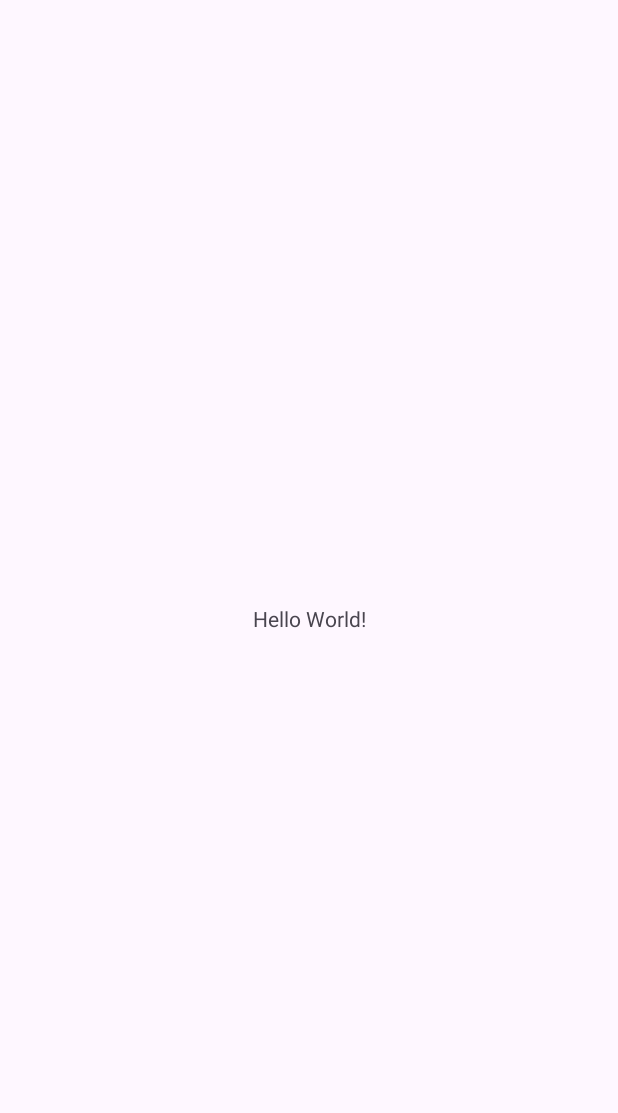
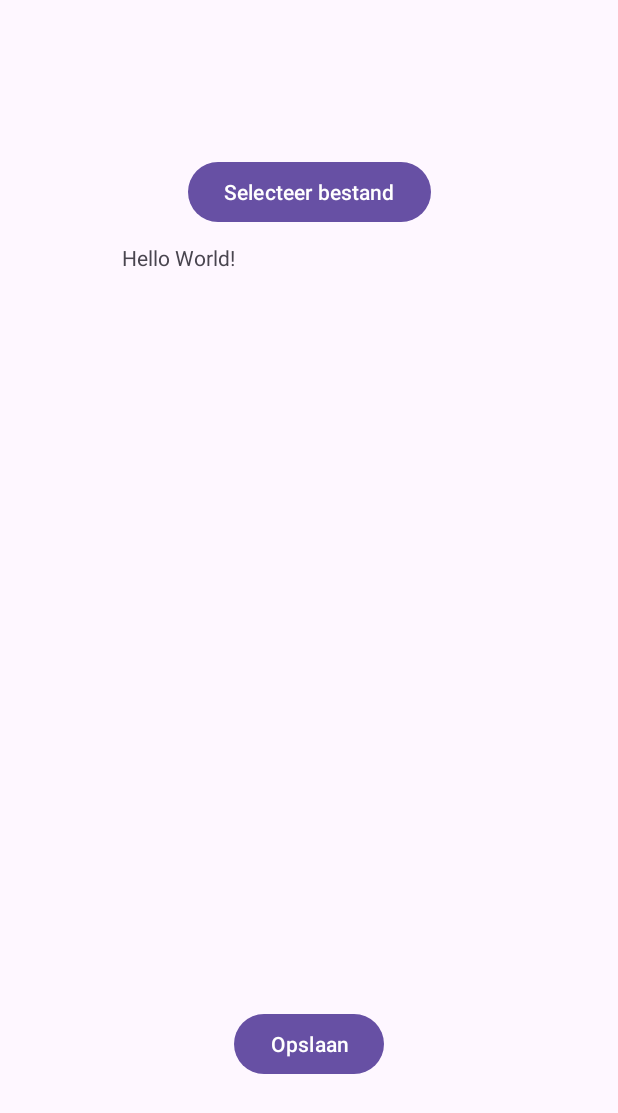
Before and after one commit to Treinchauffeur/RoosterBuilder, an Android app: the screen it shows after launch (MainActivity), on a phone screen of 412 x 824 dp. Before the commit the part shown is almost empty. Shown: the top 1113 px of the screen. Run offline under Robolectric (Android 15) with nearby library versions, the phone set to English and light mode, and no system bars.

Commit message:
We're now able to read a provided file and filter some of the formatting lines. Next up: processing the data; most likely assigning it into objects.

```diff
--- a/app/src/main/java/org/treinchauffeur/roosterbuilder/MainActivity.java
+++ b/app/src/main/java/org/treinchauffeur/roosterbuilder/MainActivity.java
@@ -2,13 +2,66 @@ package org.treinchauffeur.roosterbuilder;
 
 import androidx.appcompat.app.AppCompatActivity;
 
+import android.content.Intent;
+import android.net.Uri;
 import android.os.Bundle;
+import android.widget.Button;
+import android.widget.TextView;
+
+import org.treinchauffeur.roosterbuilder.io.FileReader;
+import org.treinchauffeur.roosterbuilder.misc.Logger;
+
+import java.util.Objects;
 
 public class MainActivity extends AppCompatActivity {
+
+    public static final int PICK_FILE_REQUEST = 1312;
+    private static final String TAG = "MainActivity";
+
+    public Button selectButton, saveButton;
+    public TextView dataTextView;
+
+    FileReader fileReader;
 
     @Override
     protected void onCreate(Bundle savedInstanceState) {
         super.onCreate(savedInstanceState);
         setContentView(R.layout.activity_main);
+        fileReader = new FileReader(this, MainActivity.this);
+
+        selectButton = findViewById(R.id.buttonSelectFile);
+        dataTextView = findViewById(R.id.textDataView);
+        selectButton.setOnClickListener(view -> {
+            Intent intent = new Intent(Intent.ACTION_OPEN_DOCUMENT);
+            intent.addCategory(Intent.CATEGORY_OPENABLE);
+            intent.setType("text/*");
+            startActivityForResult(intent, PICK_FILE_REQUEST);
+        });
+
+        Intent intent = getIntent();
+        if (Objects.equals(intent.getAction(), Intent.ACTION_VIEW)) {
+            Uri fileUri = intent.getData();
+            Logger.debug(TAG, "File retrieved, loading.. " + intent);
+            fileReader.startReading(fileUri);
+        }
+
+    }
+
+    /**
+     * Handling the incoming file after the user selected it.
+     *
+     * @param requestCode the code used to recognise the request
+     * @param resultCode  success or not
+     * @param intent      received intent
+     */
+    @Override
+    protected void onActivityResult(int requestCode, int resultCode, Intent intent) {
+        super.onActivityResult(requestCode, resultCode, intent);
+
+        if (requestCode == PICK_FILE_REQUEST && resultCode == RESULT_OK && intent != null) {
+            Logger.debug(TAG, "File retrieved, loading.. " + intent);
+            Uri fileUri = intent.getData();
+            fileReader.startReading(fileUri);
+        }
     }
 }
--- a/app/src/main/res/layout/activity_main.xml
+++ b/app/src/main/res/layout/activity_main.xml
@@ -6,13 +6,35 @@
     android:layout_height="match_parent"
     tools:context=".MainActivity">
 
-    <TextView
+    <Button
+        android:id="@+id/buttonSelectFile"
+        android:text="Selecteer bestand"
         android:layout_width="wrap_content"
         android:layout_height="wrap_content"
+        android:layout_marginBottom="10dp"
+        app:layout_constraintBottom_toTopOf="@+id/textDataView"
+        app:layout_constraintEnd_toEndOf="parent"
+        app:layout_constraintStart_toStartOf="parent" />
+
+    <TextView
+        android:id="@+id/textDataView"
+        android:layout_width="250dp"
+        android:layout_height="500dp"
         android:text="Hello World!"
+        android:scrollbars="vertical"
         app:layout_constraintBottom_toBottomOf="parent"
         app:layout_constraintEnd_toEndOf="parent"
         app:layout_constraintStart_toStartOf="parent"
         app:layout_constraintTop_toTopOf="parent" />
 
+    <Button
+        android:id="@+id/buttonSaveFile"
+        android:layout_width="wrap_content"
+        android:layout_height="wrap_content"
+        android:layout_marginTop="10dp"
+        android:text="Opslaan"
+        app:layout_constraintEnd_toEndOf="parent"
+        app:layout_constraintStart_toStartOf="parent"
+        app:layout_constraintTop_toBottomOf="@+id/textDataView" />
+
 </androidx.constraintlayout.widget.ConstraintLayout>
--- /dev/null
+++ b/app/src/main/res/xml/provider_paths.xml
@@ -0,0 +1,6 @@
+<?xml version="1.0" encoding="utf-8"?>
+<paths>
+    <external-path
+        name="external_files"
+        path="." />
+</paths>
```
Also changed, not shown: app/src/main/AndroidManifest.xml (+10 -0 lines), app/src/main/java/org/treinchauffeur/roosterbuilder/io/FileReader.java (+30 -8 lines).
